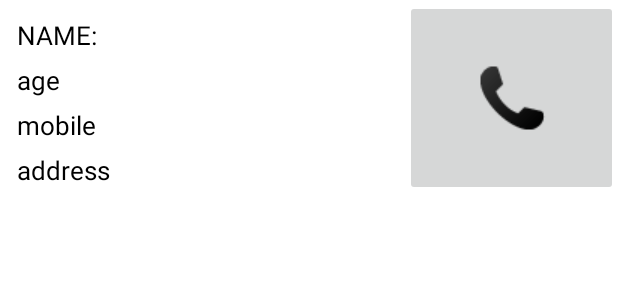
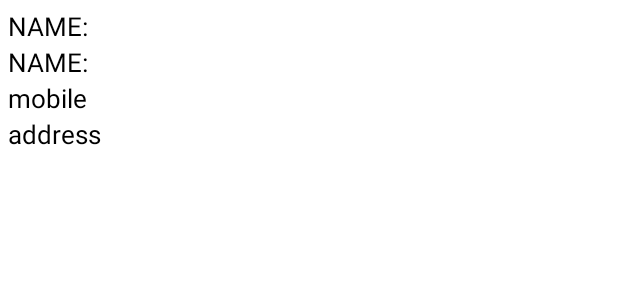
Before and after one commit to jsshack15/blood-on-the-way, an Android app: the layout list_items.xml on its own in the app's theme, with its tools: preview values and no code run, on a phone screen of 412 x 824 dp. Shown: the top 300 px of the screen. Run offline under Robolectric (Android 15) with nearby library versions, the phone set to English and light mode, and no system bars.

Commit message:
Third commit

```diff
--- a/app/build.gradle
+++ b/app/build.gradle
@@ -26,5 +26,5 @@ dependencies {
     compile 'com.android.support:design:22.2.1'
     compile 'com.android.support:support-v4:23.0.1'
     compile 'com.google.android.gms:play-services:8.1.0'
-    compile project(':volley')
+    compile project(':volley1')
 }
--- a/app/src/main/AndroidManifest.xml
+++ b/app/src/main/AndroidManifest.xml
@@ -8,11 +8,11 @@
     <uses-permission android:name="android.permission.ACCESS_COARSE_LOCATION" />
     <uses-permission android:name="android.permission.ACCESS_FINE_LOCATION" />
     <permission
-        android:name="com.ansh270292.ansh.bloodontheway.permission.MAPS_RECEIVE"
+        android:name="com.ansh270292.hackathonbloodontheway.permission.MAPS_RECEIVE"
         android:protectionLevel="signature" />
 
-    <uses-permission android:name="com.ansh270292.ansh.bloodontheway.permission.MAPS_RECEIVE" />
-
+    <uses-permission android:name="com.ansh270292.hackathonbloodontheway.permission.MAPS_RECEIVE" />
+    <uses-permission android:name="android.permission.CALL_PHONE" />
 
     <application
         android:allowBackup="true"
--- a/app/src/main/java/com/ansh270292/hackathonbloodontheway/adapter/CustomList.java
+++ b/app/src/main/java/com/ansh270292/hackathonbloodontheway/adapter/CustomList.java
@@ -19,7 +19,7 @@ public class CustomList extends ArrayAdapter<String> {
     private String[] names;
     private String[] addresses;
     private String[] mobile;
-    private String[] age;
+    private String[] ages;
     private Activity context;
 
     public CustomList(Activity context, String[] mobile, String[] names, String[] address,String[] age) {
@@ -28,7 +28,7 @@ public class CustomList extends ArrayAdapter<String> {
         this.mobile = mobile;
         this.names = names;
         this.addresses = address;
-        this.age = age;
+        this.ages = age;
     }
 
 
@@ -44,7 +44,7 @@ public class CustomList extends ArrayAdapter<String> {
         textViewMobile.setText(mobile[position]);
         textViewName.setText(names[position]);
         textViewAdress.setText(addresses[position]);
-        textViewAge.setText(age[position]);
+        textViewAge.setText(ages[position]);
 
         return listViewItem;
     }
--- a/app/src/main/res/layout/list.xml
+++ b/app/src/main/res/layout/list.xml
@@ -6,7 +6,6 @@
         android:layout_width="match_parent"
         android:layout_height="wrap_content"
         android:id="@+id/listView"
-        android:paddingLeft="12dp"
-        android:paddingTop="12dp"
-        android:elevation="10dp"/>
+
+        android:elevation="20dp"/>
 </LinearLayout>
--- a/app/src/main/res/layout/list_items.xml
+++ b/app/src/main/res/layout/list_items.xml
@@ -23,30 +23,26 @@ android:background="#fff"
         android:id="@+id/donorname"
         android:layout_width="wrap_content"
         android:layout_height="wrap_content"
-        android:paddingTop="6dip"
-        android:paddingLeft="6dip"
+
         android:textSize="17dip"
 
         android:text="NAME:"
         android:textColor="#000000"/>
-
         <TextView
             android:id="@+id/donorage"
             android:layout_width="wrap_content"
             android:layout_height="wrap_content"
-            android:paddingTop="6dip"
-            android:paddingLeft="6dip"
+
             android:textSize="17dip"
 
-            android:text="age"
+            android:text="NAME:"
             android:textColor="#000000"/>
 
-    <TextView
+        <TextView
         android:id="@+id/donormobile"
         android:layout_width="wrap_content"
         android:layout_height="wrap_content"
-        android:paddingTop="6dip"
-        android:paddingLeft="6dip"
+
         android:textSize="17dip"
 
         android:text="mobile"
@@ -55,23 +51,16 @@ android:background="#fff"
             android:id="@+id/donoraddress"
             android:layout_width="wrap_content"
             android:layout_height="wrap_content"
-            android:paddingTop="6dip"
-            android:paddingLeft="6dip"
+
             android:textSize="17dip"
 
             android:text="address"
             android:textColor="#000000"/>
+
     </LinearLayout>
 
 
 
 </LinearLayout>
-<ImageButton
-    android:layout_width="match_parent"
-    android:layout_height="50dp"
-    android:src="@drawable/phone"
-    android:id="@+id/calling"
-    android:layout_alignParentTop="true"
-    android:layout_toRightOf="@+id/linearlay"
-    android:layout_alignBottom="@+id/linearlay" />
+
 </RelativeLayout>
--- a/settings.gradle
+++ b/settings.gradle
@@ -1 +1 @@
-include ':app', ':volley'
+include ':app', ':volley', ':volley1'
```
Also changed, not shown: app/src/main/java/com/ansh270292/hackathonbloodontheway/activity/NeedADonor.java (+54 -17 lines), app/src/main/java/com/ansh270292/hackathonbloodontheway/model/JSONParser.java (+4 -3 lines), app/src/main/res/layout/fragment_need_a_donor.xml (+9 -3 lines), 1 other file.
